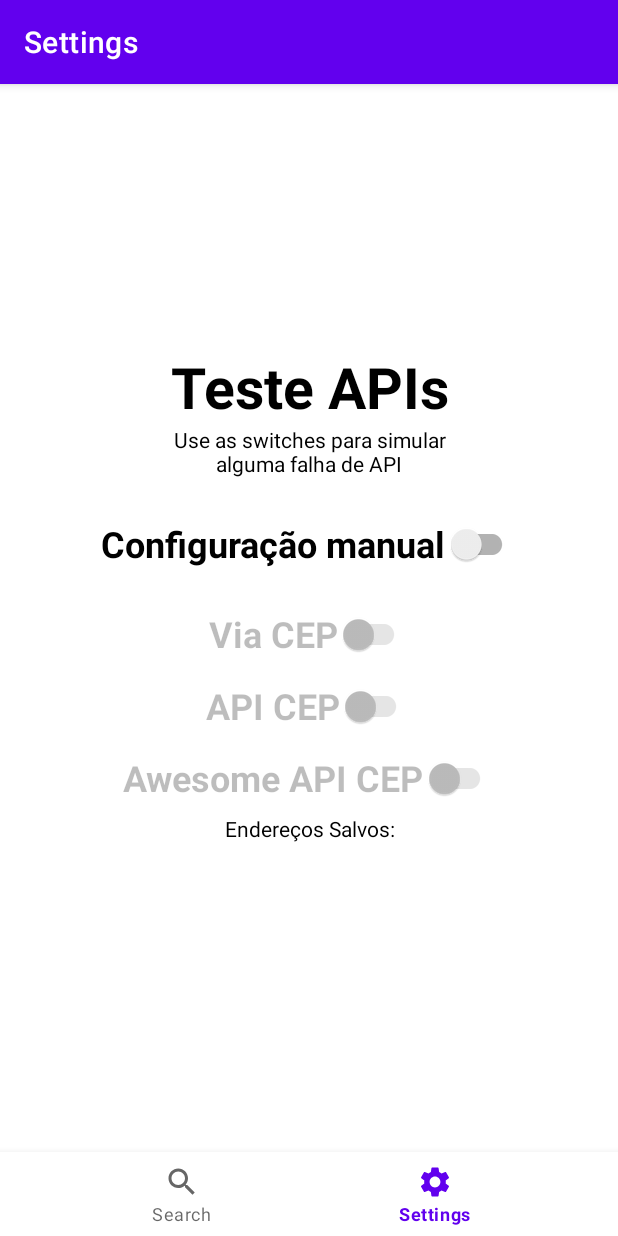
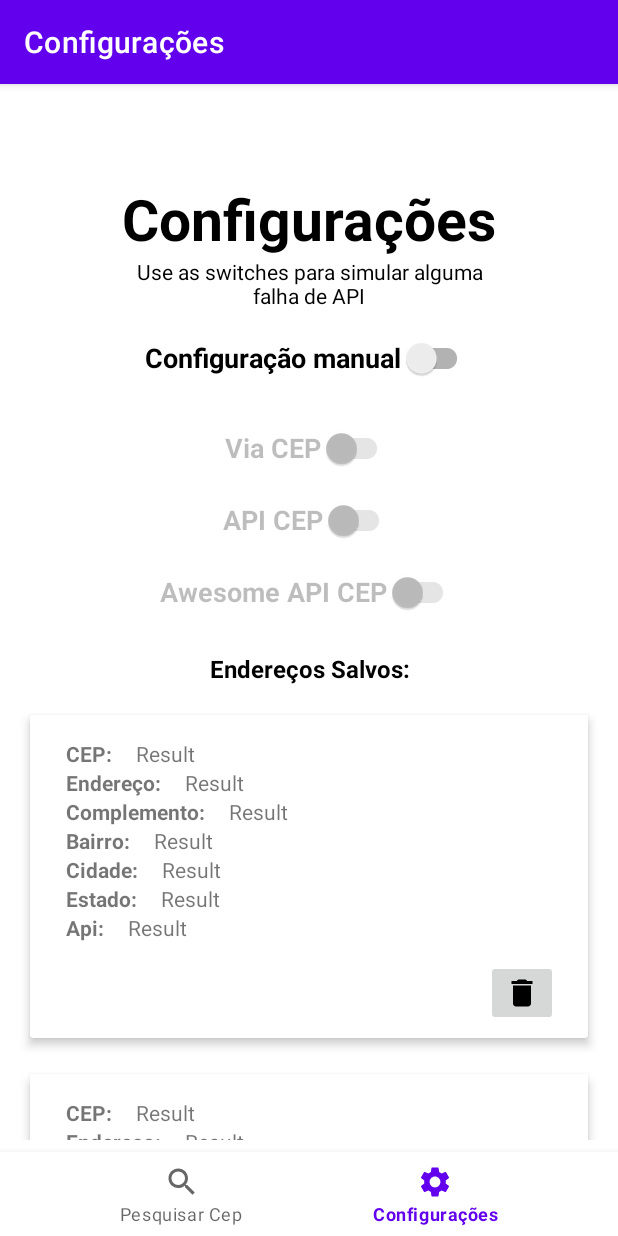
Before and after one commit to rafnogueira/CEPSearch, an Android app: the SettingsFragment screen opened through its navigation route, on a phone screen of 412 x 824 dp. Run offline under Robolectric (Android 15) with nearby library versions, the phone set to English and light mode, and no system bars; our stand-ins replace RxJava, navigation-ui; network calls fail.

Commit message:
Bug fixes

```diff
--- a/app/src/main/java/com/orion/cepsearch/core/service/remote/CEPService.java
+++ b/app/src/main/java/com/orion/cepsearch/core/service/remote/CEPService.java
@@ -110,12 +110,6 @@ public class CEPService {
             return currentApi = CURRENT_API_ENUM.NONE;
         }
     }
-//
-//    public void selectCurrentAPI(CURRENT_API_ENUM api) {
-//        this.currentApi = api;
-//    }
-
-
     private Retrofit clientFactory(String baseURL) {
         return new Retrofit.Builder()
                 .baseUrl(baseURL)
--- /dev/null
+++ b/app/src/main/java/com/orion/cepsearch/ui/adapter/ResultItemAdapter.java
@@ -0,0 +1,56 @@
+package com.orion.cepsearch.ui.adapter;
+
+import android.content.Context;
+import android.view.LayoutInflater;
+import android.view.View;
+import android.view.ViewGroup;
+
+import androidx.annotation.NonNull;
+import androidx.recyclerview.widget.RecyclerView;
+
+import com.orion.cepsearch.R;
+import com.orion.cepsearch.core.model.local.CepResult;
+import com.orion.cepsearch.databinding.CepResultItemBinding;
+
+import java.util.List;
+
+public class ResultItemAdapter extends RecyclerView.Adapter<ResultItemAdapter.ItemViewHolder> {
+
+    private List<CepResult> itemsList;
+    private Context mContext;
+    public ResultItemAdapter(List<CepResult> itemsList, Context context){
+        this.itemsList = itemsList;
+        this.mContext = context;
+    }
+
+    @NonNull
+    @Override
+    public ItemViewHolder onCreateViewHolder(@NonNull ViewGroup parent, int viewType) {
+        CepResultItemBinding binding = CepResultItemBinding.inflate(LayoutInflater.from(parent.getContext()), parent, false);
+        RecyclerView.ViewHolder viewHolder = new ItemViewHolder(binding);
+        return (ItemViewHolder) viewHolder;
+    }
+
+    @Override
+    public void onBindViewHolder(@NonNull ItemViewHolder holder, int position) {
+
+    }
+
+    @Override
+    public int getItemCount() {
+        return itemsList.size();
+    }
+
+    //Adapter ViewHolder
+    public class ItemViewHolder extends RecyclerView.ViewHolder{
+        private CepResultItemBinding binding;
+        public ItemViewHolder(CepResultItemBinding binding) {
+            super(binding.getRoot());
+            this.binding = binding;
+        }
+
+        public void bind(CepResult item) {
+            binding.cepResultItemAddressTxtview.setText(item.getAddress());
+        }
+    }
+}
--- a/app/src/main/java/com/orion/cepsearch/ui/search/SearchCepViewModel.java
+++ b/app/src/main/java/com/orion/cepsearch/ui/search/SearchCepViewModel.java
@@ -3,6 +3,7 @@ package com.orion.cepsearch.ui.search;
 import android.content.Context;
 import android.util.Log;
 
+import androidx.lifecycle.LifecycleOwner;
 import androidx.lifecycle.LiveData;
 import androidx.lifecycle.MutableLiveData;
 import androidx.lifecycle.ViewModel;
@@ -29,9 +30,11 @@ public class SearchCepViewModel extends ViewModel {
         results = new MutableLiveData<>();
         showLoading = new MutableLiveData<>();
     }
+
     public void injectCepRepositoryContext(Context mContext) {
         cepRepository = new CepRepository(mContext);
     }
+
     public void searchCepClick() {
         String cep = "08588590";
         disposable = cepRepository.searchCep(cep)
@@ -42,31 +45,39 @@ public class SearchCepViewModel extends ViewModel {
                         }
                 )
                 .doFinally(() ->
-                                cepRepository.resetApiFlags()
+                        {
+                            cepRepository.resetApiFlags();
+                            hideLoading();
+                        }
                 )
                 .subscribe(this::showResults,
                         throwable -> {
-                                    showErrorMessage(AppConstants.UNKNOW_API_ERROR);
+                            String message = AppConstants.UNKNOW_API_ERROR + throwable.getLocalizedMessage();
+                            showErrorMessage(message);
                             Log.e(AppConstants.APP_API_RUNTIME_ERROR, AppConstants.UNKNOW_API_ERROR + throwable.getLocalizedMessage());
                         });
     }
+
     public LiveData<CepResult> getResults() {
         return results;
     }
 
-    public void showLoading(){
+    public void showLoading() {
         showLoading.postValue(true);
     }
-    public void hideLoading(){
+
+    public void hideLoading() {
         showLoading.postValue(false);
     }
 
-    public LiveData<Boolean> getLoading(){
+    public LiveData<Boolean> getLoading() {
         return showLoading;
     }
-    public void showResults(CepResult result){
+
+    public void showResults(CepResult result) {
         results.postValue(result);
     }
+
     public void showErrorMessage(String message) {
         errorMessage.postValue(message);
     }
@@ -82,9 +93,17 @@ public class SearchCepViewModel extends ViewModel {
     public LiveData<Integer> getToastMessageById() {
         return toastMessageById;
     }
-    public void dispose() {
+
+    public void dispose(LifecycleOwner lifecycleOwner) {
         if (this.disposable != null)
             this.disposable.dispose();
+
+        errorMessage.removeObservers(lifecycleOwner);
+        cepSearchParams.removeObservers(lifecycleOwner);
+        errorMessage.removeObservers(lifecycleOwner);
+        toastMessageById.removeObservers(lifecycleOwner);
+        results.removeObservers(lifecycleOwner);
+        showLoading.removeObservers(lifecycleOwner);
     }
 
 }
--- a/app/src/main/java/com/orion/cepsearch/ui/settings/SettingsFragment.java
+++ b/app/src/main/java/com/orion/cepsearch/ui/settings/SettingsFragment.java
@@ -8,8 +8,14 @@ import android.view.ViewGroup;
 import androidx.annotation.NonNull;
 import androidx.fragment.app.Fragment;
 import androidx.lifecycle.ViewModelProvider;
+import androidx.recyclerview.widget.LinearLayoutManager;
 
+import com.orion.cepsearch.core.model.local.CepResult;
 import com.orion.cepsearch.databinding.FragmentSettingsBinding;
+import com.orion.cepsearch.ui.adapter.ResultItemAdapter;
+
+import java.util.ArrayList;
+import java.util.List;
 
 public class SettingsFragment extends Fragment {
 
@@ -56,6 +62,18 @@ public class SettingsFragment extends Fragment {
 
         registerObservers();
 
+        binding.settingsCepsSavedRv.setLayoutManager(new LinearLayoutManager(requireContext()));
+
+        List<CepResult> results = new ArrayList<>();
+        results.add(new CepResult("Teste","Teste","Teste","Teste","Teste","Teste","Teste","Teste"));
+        results.add(new CepResult("Teste","Teste","Teste","Teste","Teste","Teste","Teste","Teste"));
+        results.add(new CepResult("Teste","Teste","Teste","Teste","Teste","Teste","Teste","Teste"));
+        results.add(new CepResult("Teste","Teste","Teste","Teste","Teste","Teste","Teste","Teste"));
+
+        ResultItemAdapter resultsAdapter = new ResultItemAdapter(results, requireContext());
+        binding.settingsCepsSavedRv.setAdapter(resultsAdapter);
+
+
         return root;
     }
 
@@ -82,6 +100,7 @@ public class SettingsFragment extends Fragment {
     @Override
     public void onDestroyView() {
         super.onDestroyView();
+        settingViewModel.dispose(getViewLifecycleOwner());
         binding = null;
     }
 }
--- a/app/src/main/res/layout/cep_result_item.xml
+++ b/app/src/main/res/layout/cep_result_item.xml
@@ -3,14 +3,16 @@
     xmlns:android="http://schemas.android.com/apk/res/android"
     xmlns:app="http://schemas.android.com/apk/res-auto"
     android:layout_width="match_parent"
-    android:layout_height="match_parent">
+    android:layout_height="wrap_content"
+    >
 
 
     <androidx.cardview.widget.CardView
         android:layout_width="match_parent"
         android:layout_height="wrap_content"
-        android:elevation="22dp"
-        android:layout_margin="20dp">
+        app:cardElevation="4dp"
+        android:layout_margin="12dp"
+        >
         <androidx.constraintlayout.widget.ConstraintLayout
             android:layout_width="match_parent"
             android:layout_height="match_parent"
--- a/app/src/main/res/layout/fragment_search.xml
+++ b/app/src/main/res/layout/fragment_search.xml
@@ -310,6 +310,7 @@
             </View>
 
             <TextView
+                android:id="@+id/cep_search_error_layout_label"
                 android:layout_width="match_parent"
                 android:layout_height="wrap_content"
                 android:layout_gravity="center"
--- a/app/src/main/res/layout/fragment_settings.xml
+++ b/app/src/main/res/layout/fragment_settings.xml
@@ -10,12 +10,12 @@
         android:id="@+id/settings_title_label"
         android:layout_width="wrap_content"
         android:layout_height="wrap_content"
+        android:layout_marginTop="8dp"
         android:gravity="center"
-        android:text="Teste APIs"
+        android:text="Configurações"
         android:textColor="@color/black"
         android:textSize="38sp"
         android:textStyle="bold"
-        android:layout_marginTop="120dp"
         app:layout_constraintEnd_toEndOf="parent"
         app:layout_constraintStart_toStartOf="parent"
         app:layout_constraintTop_toTopOf="parent"
@@ -38,18 +38,15 @@
         android:id="@+id/settings_manual_api_switch"
         android:layout_width="wrap_content"
         android:layout_height="wrap_content"
+        android:layout_marginTop="8dp"
+        android:checked="false"
         android:text="Configuração manual"
+
+        android:textSize="18sp"
         android:textStyle="bold"
-        android:textSize="24sp"
-        android:layout_marginTop="20dp"
-        android:checked="false"
-        tools:layout_editor_absoluteX="63dp"
-        tools:layout_editor_absoluteY="222dp"
+        app:layout_constraintEnd_toEndOf="parent"
         app:layout_constraintStart_toStartOf="parent"
-        app:layout_constraintEnd_toEndOf="parent"
-        app:layout_constraintTop_toBottomOf="@id/settings_title_dsc_label"
-        >
-    </androidx.appcompat.widget.SwitchCompat>
+        app:layout_constraintTop_toBottomOf="@id/settings_title_dsc_label"></androidx.appcompat.widget.SwitchCompat>
 
     <androidx.appcompat.widget.SwitchCompat
         android:id="@+id/settings_via_cep_switch"
@@ -57,7 +54,8 @@
         android:layout_height="wrap_content"
         android:text="Via CEP"
         android:textStyle="bold"
-        android:textSize="24sp"
+        android:textSize="18sp"
+
         android:checked="true"
         app:layout_constraintStart_toStartOf="parent"
         app:layout_constraintEnd_toEndOf="parent"
@@ -72,7 +70,8 @@
         android:layout_height="wrap_content"
         android:text="API CEP"
         android:textStyle="bold"
-        android:textSize="24sp"
+        android:textSize="18sp"
+
         android:checked="true"
         tools:layout_editor_absoluteX="63dp"
         tools:layout_editor_absoluteY="222dp"
@@ -88,7 +87,7 @@
         android:layout_height="wrap_content"
         android:text="Awesome API CEP"
         android:textStyle="bold"
-        android:textSize="24sp"
+        android:textSize="18sp"
         android:checked="true"
         tools:layout_editor_absoluteX="63dp"
         tools:layout_editor_absoluteY="222dp"
@@ -102,23 +101,23 @@
         android:id="@+id/settings_saved_ceps_dsc_label"
         android:layout_width="0dp"
         android:layout_height="wrap_content"
+        android:layout_marginTop="16dp"
         android:gravity="center"
         android:text="Endereços Salvos:"
         android:textColor="@color/black"
-        android:textSize="14sp"
-        android:textStyle="normal"
+        android:textSize="16sp"
+        android:textStyle="bold"
         app:layout_constraintEnd_toEndOf="@id/settings_awesome_cep_switch"
         app:layout_constraintHorizontal_bias="1.0"
         app:layout_constraintStart_toStartOf="@id/settings_awesome_cep_switch"
         app:layout_constraintTop_toBottomOf="@id/settings_awesome_cep_switch" />
-
 
     <androidx.recyclerview.widget.RecyclerView
         android:id="@+id/settings_ceps_saved_rv"
         android:layout_width="0dp"
         android:layout_height="0dp"
         android:layout_marginStart="8dp"
-        android:layout_marginTop="16dp"
+        android:layout_marginTop="8dp"
         android:layout_marginEnd="8dp"
         android:layout_marginBottom="8dp"
         app:layout_constraintBottom_toBottomOf="parent"
--- a/app/src/main/res/menu/bottom_nav_menu.xml
+++ b/app/src/main/res/menu/bottom_nav_menu.xml
@@ -11,5 +11,4 @@
         android:icon="@drawable/ic_settings_black_24"
         android:title="@string/title_settings" />
 
-
 </menu>
--- a/app/src/main/res/values/strings.xml
+++ b/app/src/main/res/values/strings.xml
@@ -1,8 +1,8 @@
 <resources>
 
     <string name="app_name">CepSearch_Fireworks</string>
-    <string name="title_search">Search</string>
-    <string name="title_settings">Settings</string>
+    <string name="title_search">Pesquisar Cep</string>
+    <string name="title_settings">Configurações</string>
 
 <!-- UI Messages-->
     <string name="starting_cep_search">Searching CEP</string>
```
Also changed, not shown: app/src/main/java/com/orion/cepsearch/core/utils/AppConstants.java (+5 -7 lines), app/src/main/java/com/orion/cepsearch/ui/search/SearchCepFragment.java (+24 -12 lines), app/src/main/java/com/orion/cepsearch/ui/settings/SettingsViewModel.java (+6 -2 lines). Lines whose indentation alone changed are shown as unchanged.
